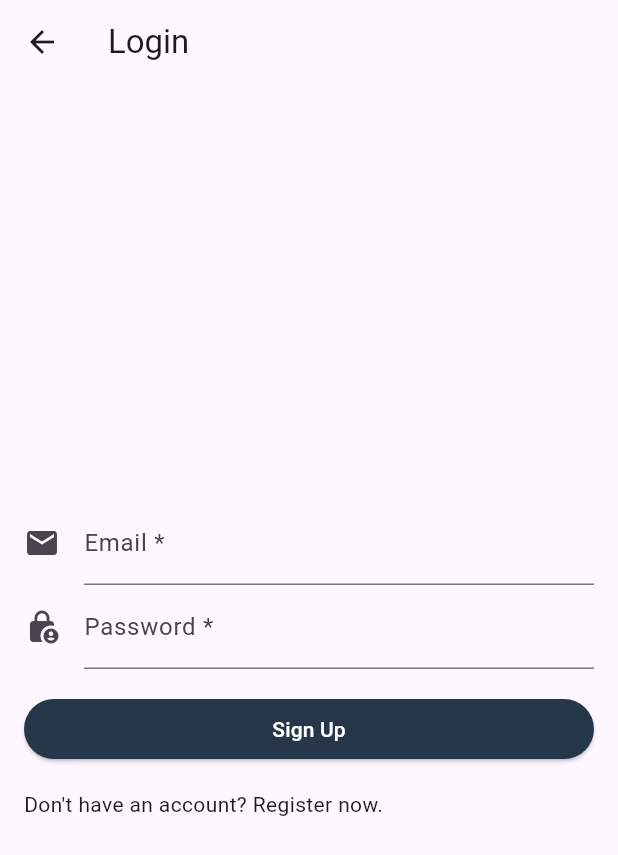
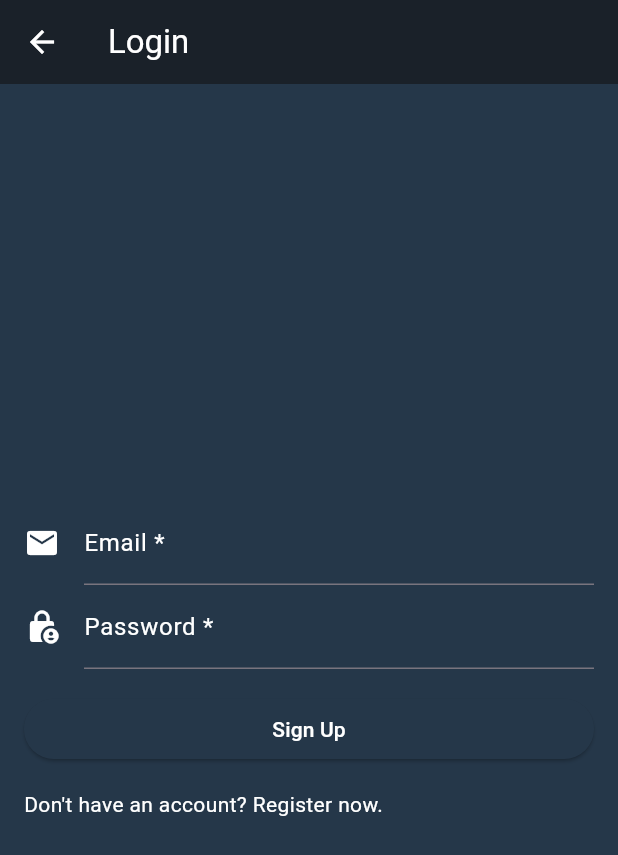
Before and after one commit to CSC-4350-SP2024/Team10, a Flutter app: the LoginScreen screen opened directly, on a phone screen of 412 x 824 dp. Shown: the top 855 px of the screen. Run offline on Flutter 3.47's test engine with Material 3 defaults, Android fonts, the phone set to English and light mode, and no system bars; our stand-ins replace cloud_firestore, firebase_core; accounts and stored records are empty.

Commit message:
color scheme update

```diff
--- a/tinytaskapp/lib/register-login/login.dart
+++ b/tinytaskapp/lib/register-login/login.dart
@@ -1,31 +1,40 @@
 import 'package:flutter/material.dart';
 import 'register.dart';
 
+Color fontColor = Color.fromARGB(255, 255, 255, 255);
+Color backgroundColor = Color.fromARGB(255, 26, 33, 41);
+Color settingsBackgroundColor = Color.fromARGB(255, 37, 55, 73);
+
 class LoginScreen extends StatelessWidget {
-  const LoginScreen({super.key});
+  const LoginScreen({Key? key});
 
   @override
   Widget build(BuildContext context) {
     return Scaffold(
       appBar: AppBar(
-        title: const Text('Login'),
+        title: Text('Login', style: TextStyle(color: fontColor)),
+        backgroundColor: backgroundColor, // Applying backgroundColor to the app bar
+        iconTheme: IconThemeData(color: fontColor),
       ),
       body: Container(
+        color: settingsBackgroundColor, // Applying settingsBackgroundColor to the body
         padding: const EdgeInsets.all(16.0),
         child: Column(
           crossAxisAlignment: CrossAxisAlignment.stretch,
           mainAxisAlignment: MainAxisAlignment.center,
           children: [
             TextFormField(
-              decoration: const InputDecoration(
-                icon: Icon(Icons.mail),
+              decoration: InputDecoration(
+                icon: Icon(Icons.mail, color: fontColor), // Adding fontColor to the icon color
                 labelText: 'Email *',
+                labelStyle: TextStyle(color: fontColor), // Adding fontColor to the label text color
               ),
             ),
             TextFormField(
-              decoration: const InputDecoration(
-                icon: Icon(Icons.lock_person_rounded),
+              decoration: InputDecoration(
+                icon: Icon(Icons.lock_person_rounded, color: fontColor), // Adding fontColor to the icon color
                 labelText: 'Password *',
+                labelStyle: TextStyle(color: fontColor), // Adding fontColor to the label text color
               ),
             ),
             const SizedBox(height: 16.0),
@@ -34,12 +43,12 @@ class LoginScreen extends StatelessWidget {
                 // TODO: Implement sign up logic
               },
               style: ButtonStyle(
-                backgroundColor: MaterialStateProperty.all(Color.fromARGB(255, 37, 55, 73)),
+                backgroundColor: MaterialStateProperty.all(settingsBackgroundColor), // Using settingsBackgroundColor for button background
               ),
-              child: const Text(
+              child: Text(
                 'Sign Up',
                 style: TextStyle(
-                  color: Color.fromARGB(255, 255, 255, 255),
+                  color: fontColor, // Adding fontColor to button text color
                   fontFamily: 'Roboto',
                 ),
               ),
@@ -47,15 +56,15 @@ class LoginScreen extends StatelessWidget {
             const SizedBox(height: 16.0),
             GestureDetector(
               onTap: () {
-                // Navigate to the sign-in page
                 Navigator.push(
                   context,
                   MaterialPageRoute(builder: (context) => RegScreen()),
                 );
               },
-              child: const Text(
+              child: Text(
                 "Don't have an account? Register now.",
-              )
+                style: TextStyle(color: fontColor), // Adding fontColor to the text color
+              ),
             )
           ],
         ),
```
